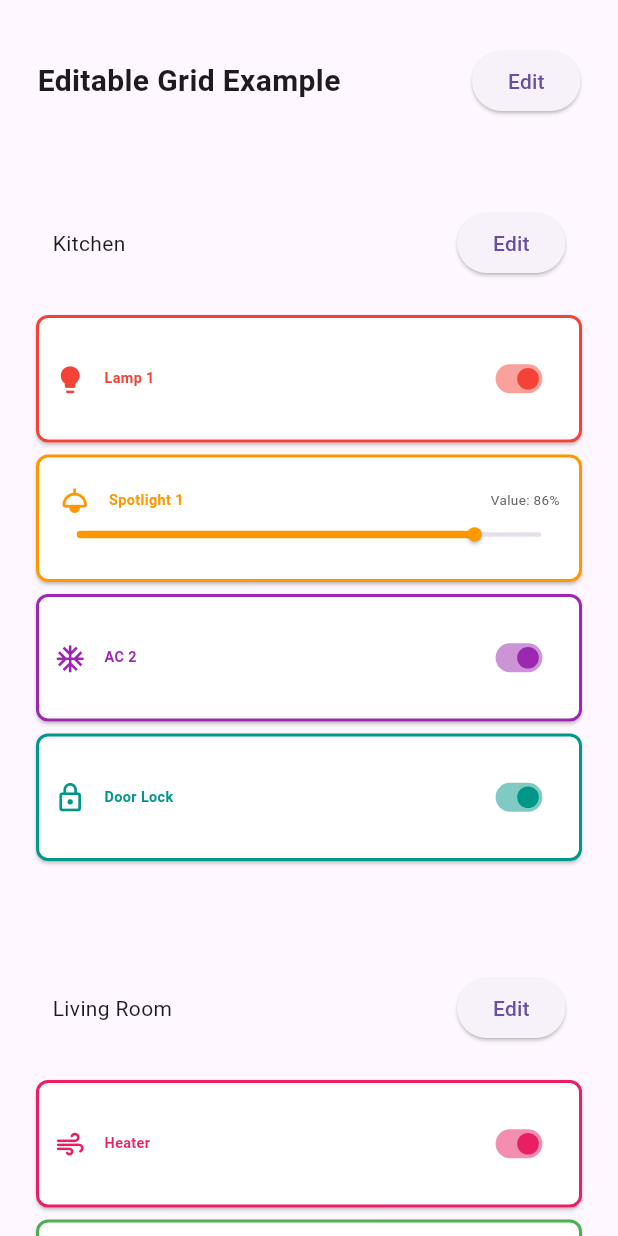
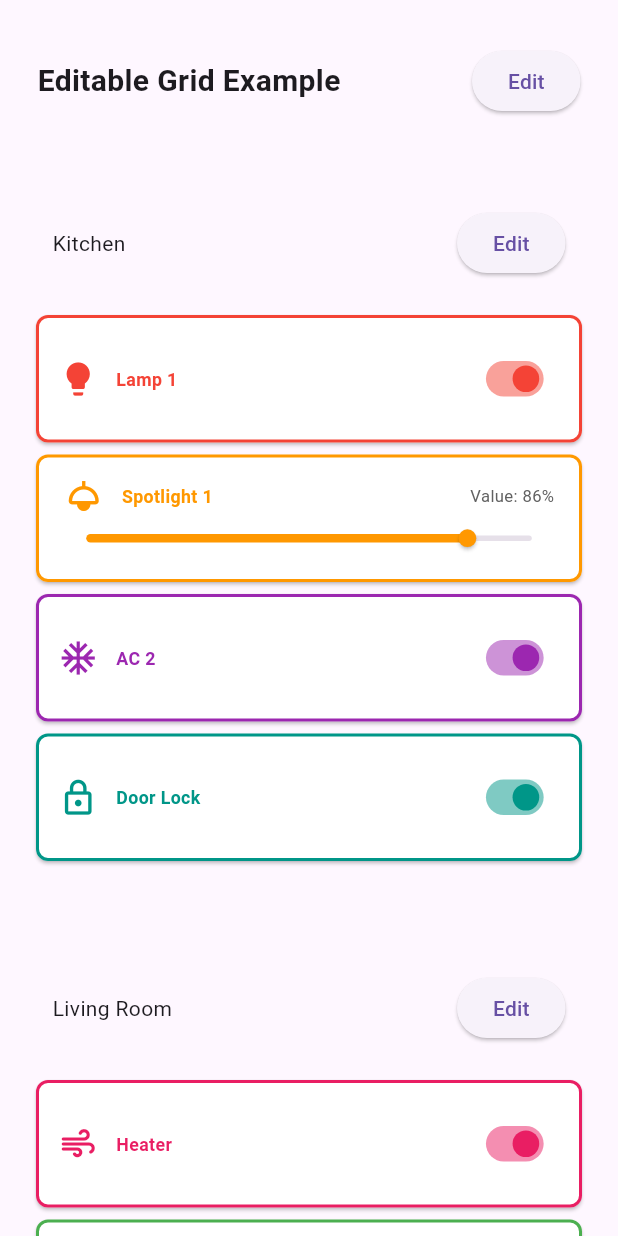
Before and after one commit to DawoudTormos/Flutter_Edittable_Grid, a Flutter app: the screen it shows after launch, on a phone screen of 412 x 824 dp. Run offline on Flutter 3.47's test engine with Material 3 defaults, Android fonts, the phone set to English and light mode, and no system bars.

Commit message:
Solving a scrolling bug on andriod. Even more responsiveness bugs. adding a new screenshot.

```diff
--- a/lib/main.dart
+++ b/lib/main.dart
@@ -38,7 +38,7 @@ class MyApp extends StatelessWidget {
       home: Scaffold(
         body:
           SingleChildScrollView(
-            physics: const RangeMaintainingScrollPhysics() ,
+            //physics: BouncingScrollPhysics(),
             child: Container(
               width: screenWidth,
               child:
--- a/lib/widgets/Grid_of_Gridviews/mainGrid.dart
+++ b/lib/widgets/Grid_of_Gridviews/mainGrid.dart
@@ -148,6 +148,7 @@ if(screenWidth > 430){
     child: ListView.builder(
                 key: _gridKey,
                 shrinkWrap: true,
+                              physics: NeverScrollableScrollPhysics(),
 
                 itemCount: widget.gridItems!.length,
                 itemBuilder: (context, index) {
--- a/lib/widgets/Gridview_/editable_grid.dart
+++ b/lib/widgets/Gridview_/editable_grid.dart
@@ -21,7 +21,7 @@ class _EditableGridState extends State<EditableGrid> {
   @override
   Widget build(BuildContext context) {
     final double screenWidth = MediaQuery.of(context).size.width;
-    final double gridWidth = screenWidth < 500 ? screenWidth : 500;
+    final double gridWidth = screenWidth < 500 ? screenWidth  : 500 ;
 
 
     return Container(
@@ -63,6 +63,7 @@ class _EditableGridState extends State<EditableGrid> {
             child: GridView.builder(
               //key: _gridKey,
               shrinkWrap: true,
+              physics: NeverScrollableScrollPhysics(),
               gridDelegate: SliverGridDelegateWithFixedCrossAxisCount(
                 crossAxisCount: screenWidth < 430 ? 1 : 2,
                 childAspectRatio: screenWidth < 430 ? 4 : 2.5,
@@ -82,8 +83,8 @@ class _EditableGridState extends State<EditableGrid> {
                       elevation: 0,
                       color: Colors.transparent,
                       child: Container(
-                        width: gridWidth / 2,
-                        height: gridWidth / (2 * 2.5),
+                        width: screenWidth < 430 ? gridWidth-40 : gridWidth / 2,
+                        height: screenWidth < 430 ? (gridWidth-40) / ( 1 * 4) : gridWidth / (2 * 2.5),
                         color: Colors.transparent,
                         child: gridItem,
                       ),
--- a/lib/widgets/Gridview_/grid_item_slider.dart
+++ b/lib/widgets/Gridview_/grid_item_slider.dart
@@ -19,8 +19,7 @@ class _GridItemSlider extends State<GridItemSlider> {
   @override
   Widget build(BuildContext context) {
     final double screenWidth = MediaQuery.of(context).size.width;
-    double factor = screenWidth < 550 ? 0.75 : 0.83;
-    if (screenWidth < 460) factor = 0.6;
+    double factor = screenWidth < 550 ? 0.74 : 0.83;
 
 
     return Card(
@@ -65,7 +64,7 @@ class _GridItemSlider extends State<GridItemSlider> {
                   "Value: ${(item['value'] * 100).toInt()}%",
                   style: TextStyle(
                     color: Colors.grey[700]!,
-                    fontSize: 15 * factor,
+                    fontSize: screenWidth < 430  ? 15 * factor : 14 * factor,
                   ),
                 ),
               ],
--- a/lib/widgets/Gridview_/grid_item_switch.dart
+++ b/lib/widgets/Gridview_/grid_item_switch.dart
@@ -18,8 +18,8 @@ _GridItemSwitchState();
   @override
   Widget build(BuildContext context) {
     final double screenWidth = MediaQuery.of(context).size.width;
-    double factor = screenWidth < 550 ? 0.75 : 0.83;
-    if (screenWidth < 460) factor = 0.6;
+    double factor = screenWidth < 550 ? 0.74 : 0.83;
+
 
     return Card(
       color: Colors.white,
```
Also changed, not shown: 1 other file.
